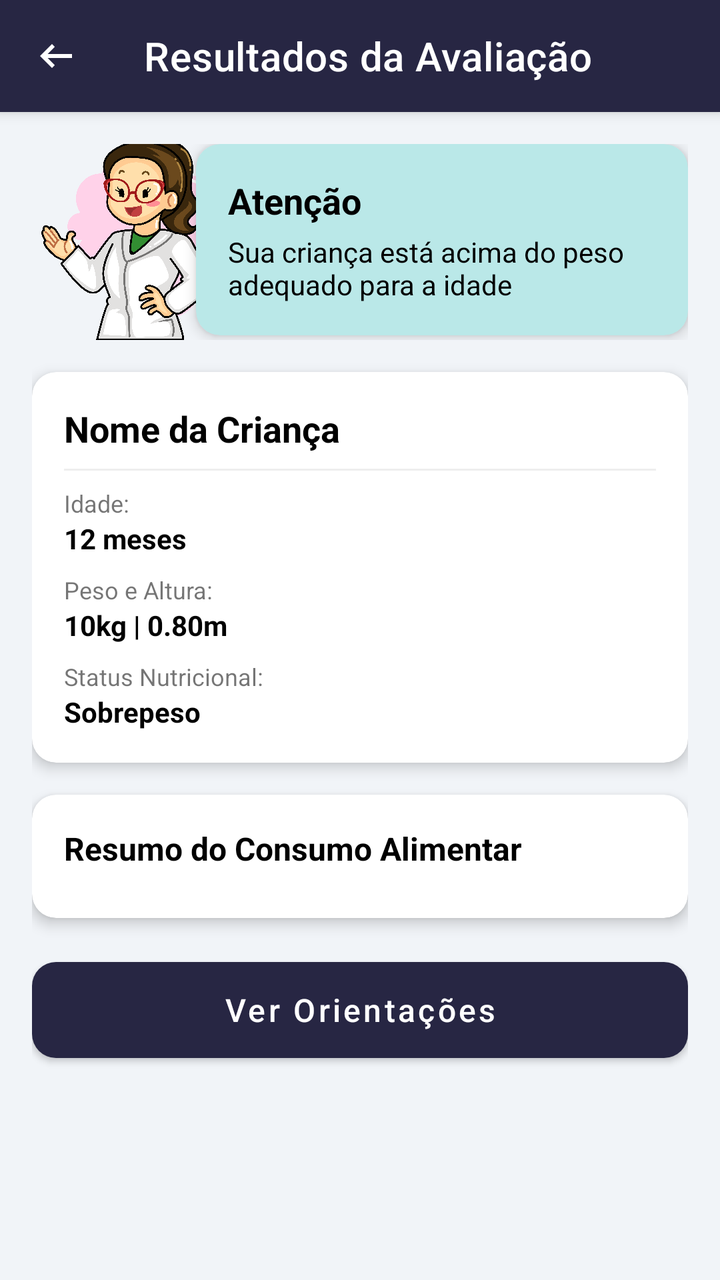
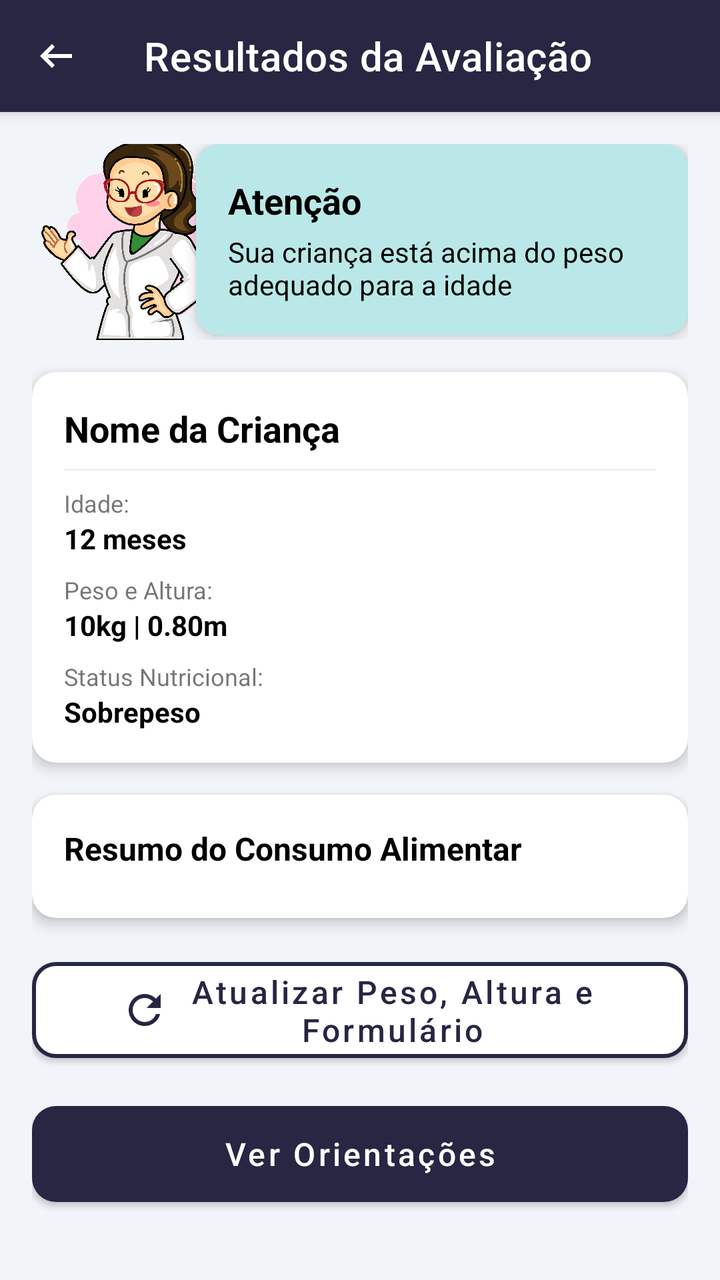

The first picture is an Android layout as it rendered before a commit; the second is the same layout after the commit. The layout source and the unified diff follow.
<!-- AndroidManifest.xml: application theme Theme.NutrirAGente -->
<!-- res/layout/screen_resultados.xml -->
<?xml version="1.0" encoding="utf-8"?>
<androidx.coordinatorlayout.widget.CoordinatorLayout
    xmlns:android="http://schemas.android.com/apk/res/android"
    xmlns:app="http://schemas.android.com/apk/res-auto"
    xmlns:tools="http://schemas.android.com/tools"
    android:layout_width="match_parent"
    android:layout_height="match_parent"
    android:background="@color/gray">

    
    <com.google.android.material.appbar.AppBarLayout
        android:layout_width="match_parent"
        android:layout_height="wrap_content"
        android:background="@color/blue_toolbar">

        <com.google.android.material.appbar.MaterialToolbar
            android:id="@+id/toolbar_resultados"
            android:layout_width="match_parent"
            android:layout_height="?attr/actionBarSize"
            app:navigationIcon="@drawable/ic_arrow_back"
            app:title="Resultados da Avaliação"
            app:titleTextColor="@color/white"/>

    </com.google.android.material.appbar.AppBarLayout>

    <androidx.core.widget.NestedScrollView
        android:layout_width="match_parent"
        android:layout_height="match_parent"
        app:layout_behavior="@string/appbar_scrolling_view_behavior">

        <LinearLayout
            android:layout_width="match_parent"
            android:layout_height="wrap_content"
            android:orientation="vertical"
            android:padding="16dp">

            
            <androidx.constraintlayout.widget.ConstraintLayout
                android:layout_width="match_parent"
                android:layout_height="wrap_content"
                android:layout_marginBottom="16dp">

                <androidx.cardview.widget.CardView
                    android:id="@+id/card_status_result"
                    android:layout_width="0dp"
                    android:layout_height="wrap_content"
                    app:cardCornerRadius="12dp"
                    app:cardElevation="4dp"
                    app:cardBackgroundColor="@color/warn_blue"
                    app:layout_constraintEnd_toEndOf="parent"
                    app:layout_constraintStart_toEndOf="@+id/guideline"
                    app:layout_constraintTop_toTopOf="parent">

                    <LinearLayout
                        android:layout_width="match_parent"
                        android:layout_height="wrap_content"
                        android:orientation="vertical"
                        android:padding="16dp">

                        <TextView
                            android:id="@+id/tv_status_title"
                            android:layout_width="wrap_content"
                            android:layout_height="wrap_content"
                            android:text="Atenção"
                            android:textColor="@color/black"
                            android:textSize="18sp"
                            android:textStyle="bold" />

                        <TextView
                            android:id="@+id/tv_status_description"
                            android:layout_width="wrap_content"
                            android:layout_height="wrap_content"
                            android:layout_marginTop="4dp"
                            android:text="Sua criança está acima do peso adequado para a idade"
                            android:textColor="@color/black"
                            android:textSize="14sp" />
                    </LinearLayout>
                </androidx.cardview.widget.CardView>

                <ImageView
                    android:id="@+id/iv_doctor_result"
                    android:layout_width="100dp"
                    android:layout_height="100dp"
                    android:src="@drawable/enfermeira_2"
                    app:layout_constraintBottom_toBottomOf="@+id/card_status_result"
                    app:layout_constraintStart_toStartOf="parent"
                    app:layout_constraintTop_toTopOf="@+id/card_status_result" />

                <androidx.constraintlayout.widget.Guideline
                    android:id="@+id/guideline"
                    android:layout_width="wrap_content"
                    android:layout_height="wrap_content"
                    android:orientation="vertical"
                    app:layout_constraintGuide_percent="0.25" />

            </androidx.constraintlayout.widget.ConstraintLayout>

            
            <androidx.cardview.widget.CardView
                android:layout_width="match_parent"
                android:layout_height="wrap_content"
                android:layout_marginBottom="16dp"
                app:cardCornerRadius="12dp"
                app:cardElevation="4dp">

                <LinearLayout
                    android:layout_width="match_parent"
                    android:layout_height="wrap_content"
                    android:orientation="vertical"
                    android:padding="16dp">

                    <TextView
                        android:id="@+id/tv_child_name_value"
                        android:layout_width="wrap_content"
                        android:layout_height="wrap_content"
                        android:text="Nome da Criança"
                        android:textColor="@color/black"
                        android:textSize="18sp"
                        android:textStyle="bold" />

                    <View android:layout_width="match_parent" android:layout_height="1dp" android:background="#EEEEEE" android:layout_marginVertical="8dp"/>

                    <TextView android:layout_width="wrap_content" android:layout_height="wrap_content" android:text="Idade:" android:textSize="12sp"/>
                    <TextView android:id="@+id/tv_child_age_value" android:layout_width="wrap_content" android:layout_height="wrap_content" android:text="12 meses" android:textStyle="bold" android:textColor="@color/black"/>

                    <TextView android:layout_width="wrap_content" android:layout_height="wrap_content" android:layout_marginTop="8dp" android:text="Peso e Altura:" android:textSize="12sp"/>
                    <TextView android:id="@+id/tv_physical_info" android:layout_width="wrap_content" android:layout_height="wrap_content" android:text="10kg | 0.80m" android:textStyle="bold" android:textColor="@color/black"/>

                    <TextView android:layout_width="wrap_content" android:layout_height="wrap_content" android:layout_marginTop="8dp" android:text="Status Nutricional:" android:textSize="12sp"/>
                    <TextView android:id="@+id/tv_nutritional_status" android:layout_width="wrap_content" android:layout_height="wrap_content" android:text="Sobrepeso" android:textStyle="bold" android:textColor="@color/black"/>

                </LinearLayout>
            </androidx.cardview.widget.CardView>

            
            <androidx.cardview.widget.CardView
                android:layout_width="match_parent"
                android:layout_height="wrap_content"
                android:layout_marginBottom="16dp"
                app:cardCornerRadius="12dp"
                app:cardElevation="4dp">

                <LinearLayout
                    android:layout_width="match_parent"
                    android:layout_height="wrap_content"
                    android:orientation="vertical"
                    android:padding="16dp">

                    <TextView
                        android:layout_width="wrap_content"
                        android:layout_height="wrap_content"
                        android:text="Resumo do Consumo Alimentar"
                        android:textColor="@color/black"
                        android:textSize="16sp"
                        android:textStyle="bold"
                        android:layout_marginBottom="8dp"/>

                    <androidx.recyclerview.widget.RecyclerView
                        android:id="@+id/rv_form_responses"
                        android:layout_width="match_parent"
                        android:layout_height="wrap_content"
                        android:nestedScrollingEnabled="false"
                        tools:listitem="@layout/item_consumo_resumo"/>

                </LinearLayout>
            </androidx.cardview.widget.CardView>

            
            <com.google.android.material.button.MaterialButton
                android:id="@+id/btn_go_to_orientations"
                android:layout_width="match_parent"
                android:layout_height="60dp"
                android:text="Ver Orientações"
                android:textAllCaps="false"
                android:textSize="16sp"
                app:cornerRadius="12dp"
                app:backgroundTint="@color/blue_toolbar" />

        </LinearLayout>
    </androidx.core.widget.NestedScrollView>

</androidx.coordinatorlayout.widget.CoordinatorLayout>
<!-- res/layout/item_consumo_resumo.xml (included above) -->
<?xml version="1.0" encoding="utf-8"?>
<LinearLayout xmlns:android="http://schemas.android.com/apk/res/android"
    android:layout_width="match_parent"
    android:layout_height="wrap_content"
    android:orientation="vertical"
    android:paddingVertical="4dp">

    <TextView
        android:id="@+id/tv_question"
        android:layout_width="match_parent"
        android:layout_height="wrap_content"
        android:textColor="@color/black"
        android:textSize="14sp"
        android:textStyle="bold" />

    <TextView
        android:id="@+id/tv_answer"
        android:layout_width="match_parent"
        android:layout_height="wrap_content"
        android:textColor="@color/black"
        android:textSize="14sp" />

</LinearLayout>
<!-- resources referenced by this layout -->
<resources>
  <color name="black">#FF000000</color>
  <color name="blue_toolbar">#272643</color>
  <color name="gray">#F1F4F8</color>
  <color name="warn_blue">#FFBAE8E8</color>
  <color name="white">#FFFFFFFF</color>
  <!-- drawable enfermeira_2: png bitmap (drawable, 408073 bytes) -->
  <!-- drawable ic_arrow_back (drawable) -->
  <vector xmlns:android="http://schemas.android.com/apk/res/android" android:autoMirrored="true" android:height="24dp" android:tint="@color/white" android:viewportHeight="960" android:viewportWidth="960" android:width="24dp">
        
      <path android:fillColor="@android:color/white" android:pathData="M400,720L160,480L400,240L456,298L314,440L800,440L800,520L314,520L456,662L400,720Z"/>
      
  </vector>
  <style name="Theme.NutrirAGente" parent="Theme.MaterialComponents.Light.NoActionBar">
          
          <item name="colorPrimary">@color/purple_500</item>
          <item name="colorPrimaryVariant">@color/blue_toolbar</item>
          <item name="colorOnPrimary">@color/white</item>
          <item name="colorOnPrimaryFixedVariant">@color/blue_toolbar</item>
          
          <item name="colorSecondary">@color/teal_200</item>
          <item name="colorSecondaryVariant">@color/teal_700</item>
          <item name="colorOnSecondary">@color/black</item>
          
          <item name="android:statusBarColor">@color/blue_toolbar</item>
          
      </style>
  <color name="purple_500">#FF6200EE</color>
  <color name="teal_200">#FF03DAC5</color>
  <color name="teal_700">#FF018786</color>
</resources>

<!-- the commit's change to res/layout/screen_resultados.xml (unified diff, before → after) -->
@@ -3,9 +3,11 @@
     xmlns:android="http://schemas.android.com/apk/res/android"
     xmlns:app="http://schemas.android.com/apk/res-auto"
     xmlns:tools="http://schemas.android.com/tools"
+    android:id="@+id/resultadosFragment"
     android:layout_width="match_parent"
     android:layout_height="match_parent"
-    android:background="@color/gray">
+    android:background="@color/gray"
+    tools:context=".ui.avaliacao.ResultadosFragment">
 
     
     <com.google.android.material.appbar.AppBarLayout
@@ -167,10 +169,29 @@
 
             
             <com.google.android.material.button.MaterialButton
+                android:id="@+id/btn_atualizar_avaliacao"
+                android:layout_width="match_parent"
+                android:layout_height="60dp"
+                android:layout_marginBottom="12dp"
+                android:text="Atualizar Peso, Altura e Formulário"
+                android:textAllCaps="false"
+                android:textSize="16sp"
+                app:icon="@drawable/ic_refresh"
+                app:iconTint="@color/blue_toolbar"
+                app:iconGravity="textStart"
+                app:cornerRadius="12dp"
+                app:strokeColor="@color/blue_toolbar"
+                app:strokeWidth="2dp"
+                android:textColor="@color/blue_toolbar"
+                app:backgroundTint="@color/white" />
+
+            
+            <com.google.android.material.button.MaterialButton
                 android:id="@+id/btn_go_to_orientations"
                 android:layout_width="match_parent"
                 android:layout_height="60dp"
                 android:text="Ver Orientações"
+                android:textColor="@color/white"
                 android:textAllCaps="false"
                 android:textSize="16sp"
                 app:cornerRadius="12dp"
<!-- resource entries referenced after the edit -->
@@ -10,6 +10,12 @@
   <vector xmlns:android="http://schemas.android.com/apk/res/android" android:autoMirrored="true" android:height="24dp" android:tint="@color/white" android:viewportHeight="960" android:viewportWidth="960" android:width="24dp">
         
       <path android:fillColor="@android:color/white" android:pathData="M400,720L160,480L400,240L456,298L314,440L800,440L800,520L314,520L456,662L400,720Z"/>
+      
+  </vector>
+  <!-- drawable ic_refresh (drawable) -->
+  <vector xmlns:android="http://schemas.android.com/apk/res/android" android:height="24dp" android:tint="#000000" android:viewportHeight="24" android:viewportWidth="24" android:width="24dp">
+        
+      <path android:fillColor="@android:color/white" android:pathData="M17.65,6.35C16.2,4.9 14.21,4 12,4c-4.42,0 -7.99,3.58 -7.99,8s3.57,8 7.99,8c3.73,0 6.84,-2.55 7.73,-6h-2.08c-0.82,2.33 -3.04,4 -5.65,4 -3.31,0 -6,-2.69 -6,-6s2.69,-6 6,-6c1.66,0 3.14,0.69 4.22,1.78L13,11h7V4l-2.35,2.35z"/>
       
   </vector>
   <style name="Theme.NutrirAGente" parent="Theme.MaterialComponents.Light.NoActionBar">
